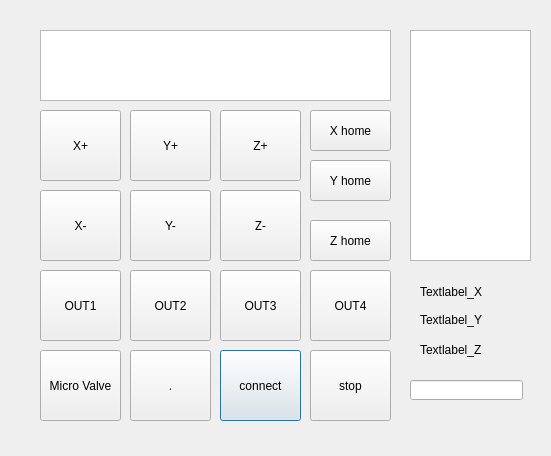
First picture: the form in x64/Release/SET/smc_py.ui, repository walle13/pySmc, before the edit.
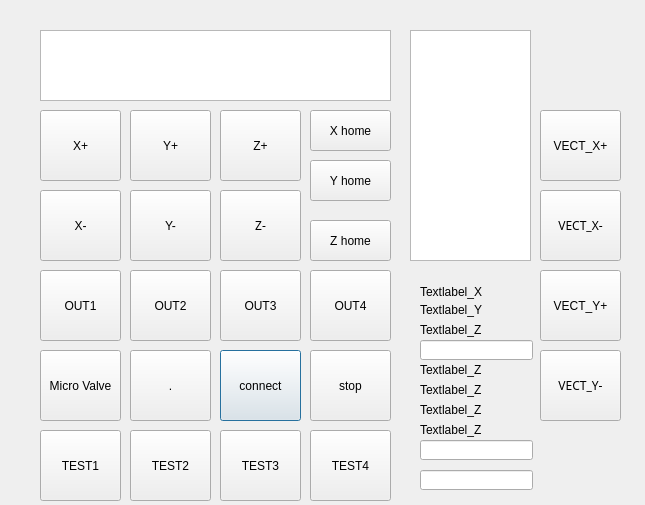
Second picture: the form after the edit.

```diff
--- a/x64/Release/SET/smc_py.ui
+++ b/x64/Release/SET/smc_py.ui
@@ -6,8 +6,8 @@
    <rect>
     <x>0</x>
     <y>0</y>
-    <width>551</width>
-    <height>456</height>
+    <width>645</width>
+    <height>505</height>
    </rect>
   </property>
   <property name="windowTitle">
@@ -250,7 +250,7 @@
     <string>Z-</string>
    </property>
   </widget>
-  <widget class="QLabel" name="label">
+  <widget class="QLabel" name="label_X">
    <property name="geometry">
     <rect>
      <x>420</x>
@@ -277,7 +277,7 @@
    <property name="geometry">
     <rect>
      <x>420</x>
-     <y>310</y>
+     <y>300</y>
      <width>81</width>
      <height>20</height>
     </rect>
@@ -290,25 +290,213 @@
    <property name="geometry">
     <rect>
      <x>420</x>
+     <y>320</y>
+     <width>81</width>
+     <height>20</height>
+    </rect>
+   </property>
+   <property name="text">
+    <string>Textlabel_Z</string>
+   </property>
+  </widget>
+  <widget class="QLineEdit" name="lineEdit_1">
+   <property name="geometry">
+    <rect>
+     <x>420</x>
      <y>340</y>
-     <width>81</width>
+     <width>113</width>
      <height>20</height>
     </rect>
    </property>
-   <property name="text">
-    <string>Textlabel_Z</string>
-   </property>
   </widget>
-  <widget class="QLineEdit" name="lineEdit">
+  <widget class="QLabel" name="label_1">
    <property name="geometry">
     <rect>
-     <x>410</x>
+     <x>420</x>
      <y>380</y>
+     <width>81</width>
+     <height>20</height>
+    </rect>
+   </property>
+   <property name="text">
+    <string>Textlabel_Z</string>
+   </property>
+  </widget>
+  <widget class="QLabel" name="label_2">
+   <property name="geometry">
+    <rect>
+     <x>420</x>
+     <y>360</y>
+     <width>81</width>
+     <height>20</height>
+    </rect>
+   </property>
+   <property name="text">
+    <string>Textlabel_Z</string>
+   </property>
+  </widget>
+  <widget class="QLabel" name="label_3">
+   <property name="geometry">
+    <rect>
+     <x>420</x>
+     <y>400</y>
+     <width>81</width>
+     <height>20</height>
+    </rect>
+   </property>
+   <property name="text">
+    <string>Textlabel_Z</string>
+   </property>
+  </widget>
+  <widget class="QLabel" name="label_4">
+   <property name="geometry">
+    <rect>
+     <x>420</x>
+     <y>420</y>
+     <width>81</width>
+     <height>20</height>
+    </rect>
+   </property>
+   <property name="text">
+    <string>Textlabel_Z</string>
+   </property>
+  </widget>
+  <widget class="QPushButton" name="pushButton_test4">
+   <property name="geometry">
+    <rect>
+     <x>310</x>
+     <y>430</y>
+     <width>81</width>
+     <height>71</height>
+    </rect>
+   </property>
+   <property name="text">
+    <string>TEST4</string>
+   </property>
+  </widget>
+  <widget class="QPushButton" name="pushButton_test1">
+   <property name="geometry">
+    <rect>
+     <x>40</x>
+     <y>430</y>
+     <width>81</width>
+     <height>71</height>
+    </rect>
+   </property>
+   <property name="text">
+    <string>TEST1</string>
+   </property>
+  </widget>
+  <widget class="QPushButton" name="pushButton_test2">
+   <property name="geometry">
+    <rect>
+     <x>130</x>
+     <y>430</y>
+     <width>81</width>
+     <height>71</height>
+    </rect>
+   </property>
+   <property name="text">
+    <string>TEST2</string>
+   </property>
+  </widget>
+  <widget class="QPushButton" name="pushButton_test3">
+   <property name="geometry">
+    <rect>
+     <x>220</x>
+     <y>430</y>
+     <width>81</width>
+     <height>71</height>
+    </rect>
+   </property>
+   <property name="text">
+    <string>TEST3</string>
+   </property>
+  </widget>
+  <widget class="QLineEdit" name="lineEdit_2">
+   <property name="geometry">
+    <rect>
+     <x>420</x>
+     <y>440</y>
      <width>113</width>
      <height>20</height>
     </rect>
    </property>
   </widget>
+  <widget class="QLineEdit" name="lineEdit_3">
+   <property name="geometry">
+    <rect>
+     <x>420</x>
+     <y>470</y>
+     <width>113</width>
+     <height>20</height>
+    </rect>
+   </property>
+  </widget>
+  <widget class="QPushButton" name="pushButton_vext_x2">
+   <property name="geometry">
+    <rect>
+     <x>540</x>
+     <y>190</y>
+     <width>81</width>
+     <height>71</height>
+    </rect>
+   </property>
+   <property name="font">
+    <font>
+     <family>SimSun-ExtB</family>
+     <pointsize>9</pointsize>
+    </font>
+   </property>
+   <property name="text">
+    <string>VECT_X-</string>
+   </property>
+  </widget>
+  <widget class="QPushButton" name="pushButton_vext_x1">
+   <property name="geometry">
+    <rect>
+     <x>540</x>
+     <y>110</y>
+     <width>81</width>
+     <height>71</height>
+    </rect>
+   </property>
+   <property name="text">
+    <string>VECT_X+</string>
+   </property>
+  </widget>
+  <widget class="QPushButton" name="pushButton_vext_y2">
+   <property name="geometry">
+    <rect>
+     <x>540</x>
+     <y>350</y>
+     <width>81</width>
+     <height>71</height>
+    </rect>
+   </property>
+   <property name="font">
+    <font>
+     <family>SimSun-ExtB</family>
+     <pointsize>9</pointsize>
+    </font>
+   </property>
+   <property name="text">
+    <string>VECT_Y-</string>
+   </property>
+  </widget>
+  <widget class="QPushButton" name="pushButton_vext_y1">
+   <property name="geometry">
+    <rect>
+     <x>540</x>
+     <y>270</y>
+     <width>81</width>
+     <height>71</height>
+    </rect>
+   </property>
+   <property name="text">
+    <string>VECT_Y+</string>
+   </property>
+  </widget>
  </widget>
  <resources/>
  <connections>
```
Left out of the diff: 2 changed lines with no effect on the pictures.
